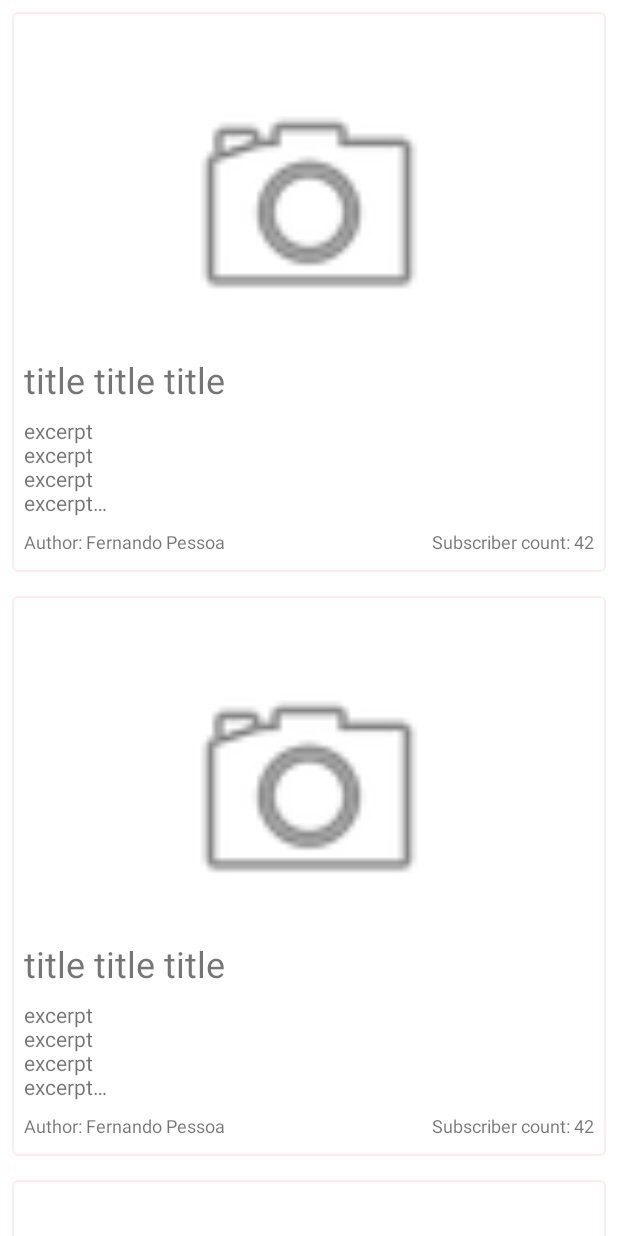
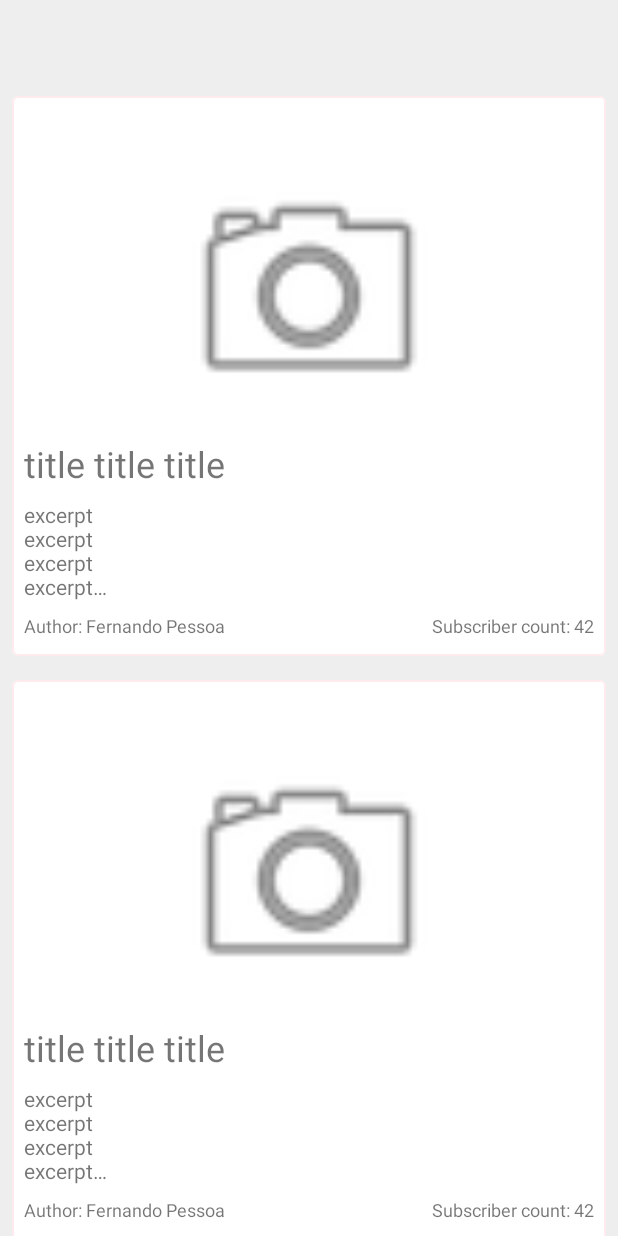
Before and after one commit to takecare/automattic-test, an Android app: the layout posts_fragment.xml on its own in the app's theme, with its tools: preview values and no code run, on a phone screen of 412 x 824 dp. Run offline under Robolectric (Android 15) with nearby library versions, the phone set to English and light mode, and no system bars; network calls fail.

Commit message:
add appbar

```diff
--- a/FreshlyPressed/src/main/AndroidManifest.xml
+++ b/FreshlyPressed/src/main/AndroidManifest.xml
@@ -5,7 +5,7 @@
 
   <uses-permission android:name="android.permission.INTERNET" />
 
-  <application android:theme="@style/Theme.MaterialComponents.Light">
+  <application android:theme="@style/Theme.MaterialComponents.Light.NoActionBar">
     <activity
       android:name=".presentation.PostsActivity"
       android:label="@string/app_name">
--- a/FreshlyPressed/src/main/res/layout/posts_fragment.xml
+++ b/FreshlyPressed/src/main/res/layout/posts_fragment.xml
@@ -1,5 +1,6 @@
 <?xml version="1.0" encoding="utf-8"?>
 <androidx.swiperefreshlayout.widget.SwipeRefreshLayout xmlns:android="http://schemas.android.com/apk/res/android"
+  xmlns:app="http://schemas.android.com/apk/res-auto"
   xmlns:tools="http://schemas.android.com/tools"
   android:id="@+id/swipeRefresh"
   android:layout_width="match_parent"
@@ -9,6 +10,10 @@
     android:id="@+id/postsRecyclerView"
     android:layout_width="match_parent"
     android:layout_height="match_parent"
+    android:paddingTop="?attr/actionBarSize"
+    android:clipToPadding="false"
+    android:background="@color/header_background"
+    app:layout_behavior="@string/appbar_scrolling_view_behavior"
     tools:itemCount="10"
     tools:listitem="@layout/item_post" />
 
```
Also changed, not shown: FreshlyPressed/src/main/res/layout/activity_new.xml (+15 -0 lines).
